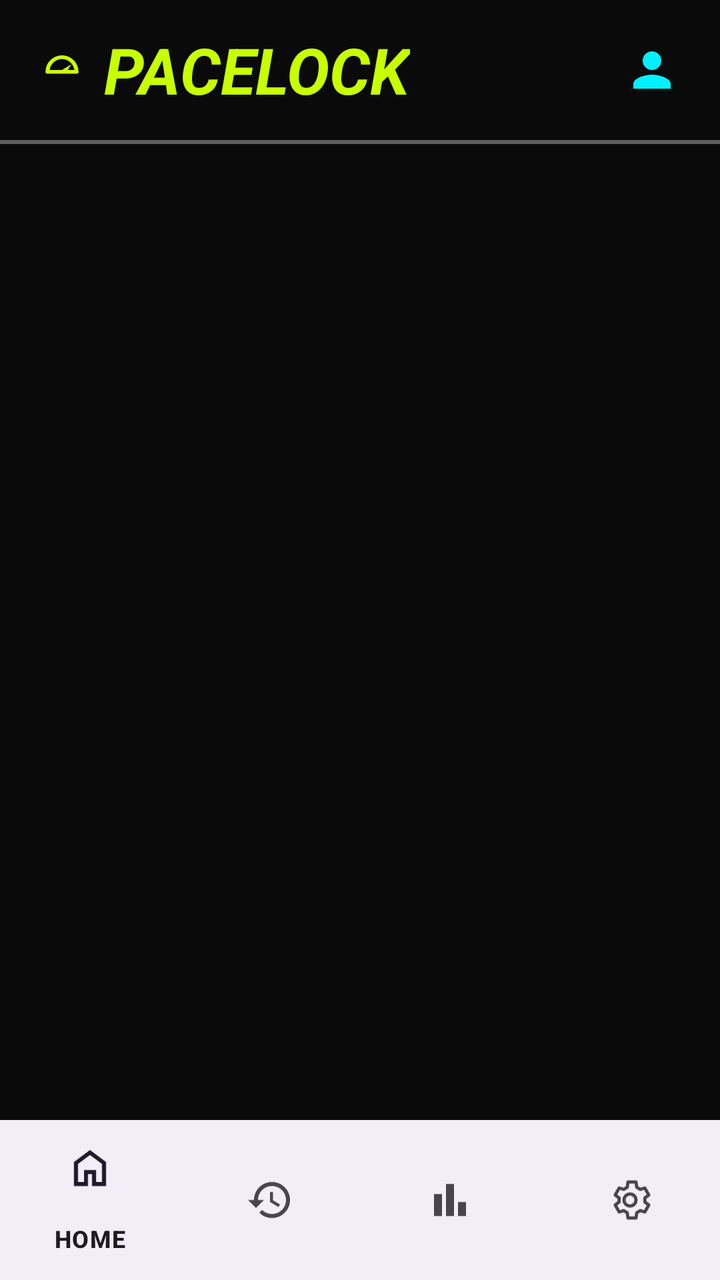
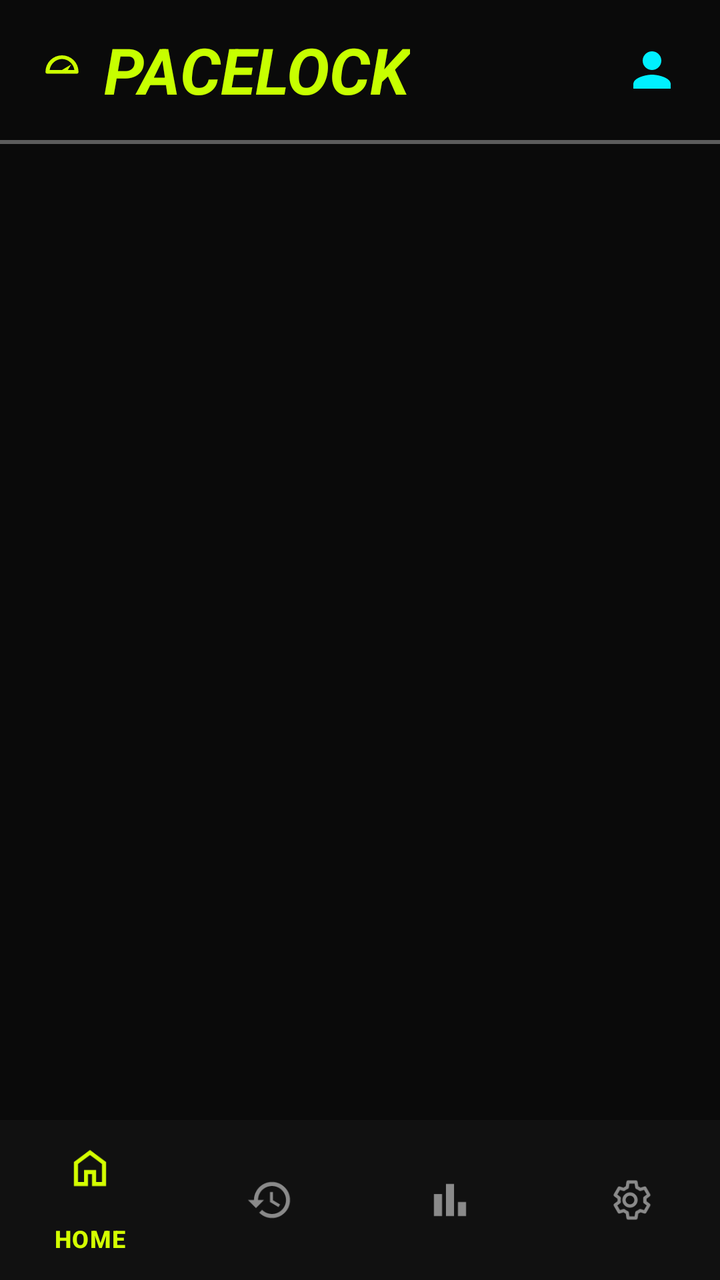

Two renders of the same Android screen: before a commit and after it. Below are the layout's source before the change and the commit's diff.
<!-- AndroidManifest.xml: application theme Theme.PaceLock -->
<!-- res/layout/activity_home.xml -->
<?xml version="1.0" encoding="utf-8"?>
<LinearLayout
    xmlns:android="http://schemas.android.com/apk/res/android"
    xmlns:app="http://schemas.android.com/apk/res-auto"
    xmlns:tools="http://schemas.android.com/tools"
    android:id="@+id/main"
    android:fitsSystemWindows="true"
    android:layout_width="match_parent"
    android:layout_height="match_parent"
    android:orientation="vertical"
    android:background="@color/neutral"
    tools:context=".HomeActivity">

    <LinearLayout
    android:id="@+id/topBar"
    android:layout_width="match_parent"
    android:layout_height="70dp"
    android:gravity="center_vertical"
    android:paddingHorizontal="20dp"
    android:orientation="horizontal"
    app:layout_constraintTop_toTopOf="parent"
    app:layout_constraintStart_toStartOf="parent"
    app:layout_constraintEnd_toEndOf="parent">

    <ImageView
        android:layout_width="22dp"
        android:layout_height="22dp"
        android:src="@drawable/ic_speedometer"/>

    <TextView
        android:layout_width="wrap_content"
        android:layout_height="wrap_content"
        android:text="PACELOCK"
        android:textStyle="italic|bold"
        android:textColor="#C7FF00"
        android:textSize="32sp"
        android:layout_marginStart="10dp"/>

    <Space
        android:layout_width="0dp"
        android:layout_height="0dp"
        android:layout_weight="1"/>

    <ImageView
        android:layout_width="28dp"
        android:layout_height="28dp"
        android:src="@drawable/ic_person"/>
   </LinearLayout>

    <View
        android:layout_width="match_parent"
        android:layout_height="2dp"
        android:background="#5C5C5C"/>

    <FrameLayout
        android:layout_width="match_parent"
        android:layout_height="0dp"
        android:layout_weight="1"
        android:id="@+id/frame"/>


    <com.google.android.material.bottomnavigation.BottomNavigationView
        android:layout_width="match_parent"
        android:layout_height="wrap_content"
        android:id="@+id/bottomNav"
        app:menu="@menu/bottom_nav"/>



</LinearLayout>
<!-- resources referenced by this layout -->
<resources>
  <color name="neutral">#0A0A0A</color>
  <!-- drawable ic_person (drawable) -->
  <?xml version="1.0" encoding="utf-8"?>
  <vector xmlns:android="http://schemas.android.com/apk/res/android" android:height="24dp" android:tint="@color/secondary" android:viewportHeight="24" android:viewportWidth="24" android:width="24dp">
  
      <path android:fillColor="@color/tertiary" android:pathData="M12,12c2.21,0 4,-1.79 4,-4s-1.79,-4 -4,-4 -4,1.79 -4,4 1.79,4 4,4zM12,14c-2.67,0 -8,1.34 -8,4v2h16v-2c0,-2.66 -5.33,-4 -8,-4z"/>
  
  </vector>
  <!-- drawable ic_speedometer (drawable) -->
  <?xml version="1.0" encoding="utf-8"?>
  <vector xmlns:android="http://schemas.android.com/apk/res/android"
      android:width="24dp"
      android:height="24dp"
      android:viewportWidth="24"
      android:viewportHeight="24">
  
      <path
          android:fillColor="@color/primary"
          android:pathData="M12,4A9,9 0 0 0 3,13a1,1 0 0 0 1,1h16a1,1 0 0 0 1-1A9,9 0 0 0 12,4zm0,2a7,7 0 0 1 6.74,6H5.26A7,7 0 0 1 12,6z"/>
  
      <path
          android:fillColor="@color/primary"
          android:pathData="M12,12l5,-3l-3,5z"/>
  
  </vector>
  <style name="Theme.PaceLock" parent="Base.Theme.PaceLock" />
  <color name="secondary">#00F0FF</color>
  <color name="tertiary">#FFFFFF</color>
  <color name="primary">#CCFF00</color>
  <style name="Base.Theme.PaceLock" parent="Theme.Material3.DayNight.NoActionBar">
          
          
      </style>
</resources>

<!-- the commit's change to res/layout/activity_home.xml (unified diff, before → after) -->
@@ -63,7 +63,12 @@
         android:layout_width="match_parent"
         android:layout_height="wrap_content"
         android:id="@+id/bottomNav"
-        app:menu="@menu/bottom_nav"/>
+        app:menu="@menu/bottom_nav"
+        android:background="#111111"
+        app:itemIconTint="@color/bottom_nav_colors"
+        app:itemTextColor="@color/bottom_nav_colors"
+        app:itemActiveIndicatorStyle="@null"
+        />
 
 
 
